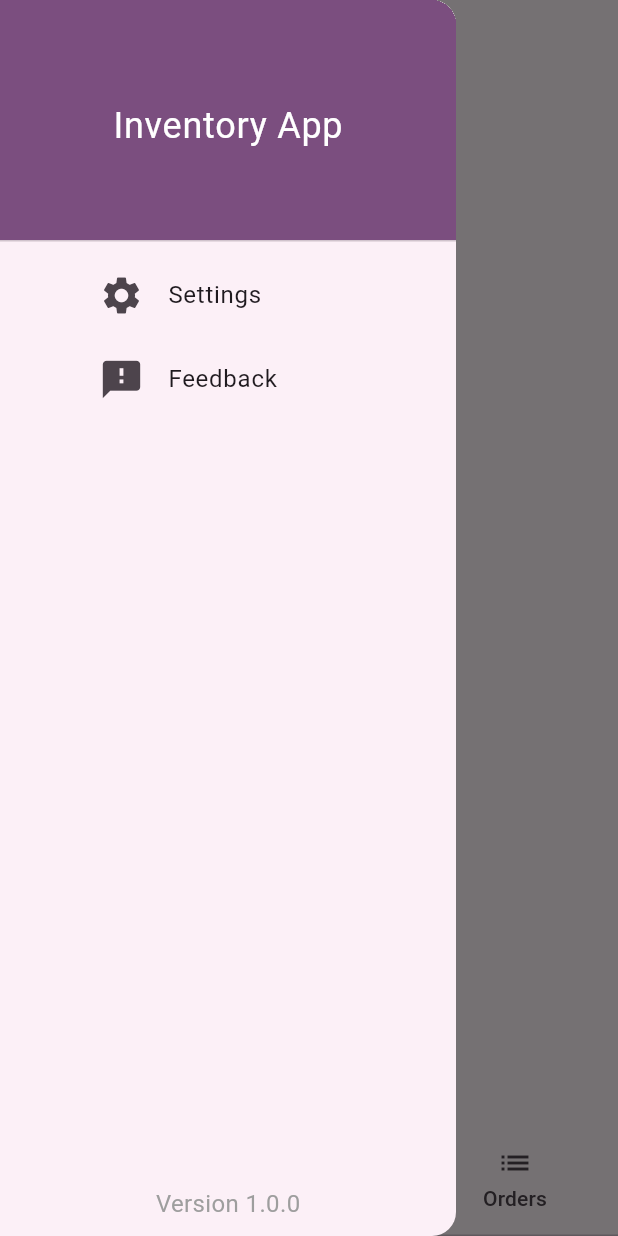
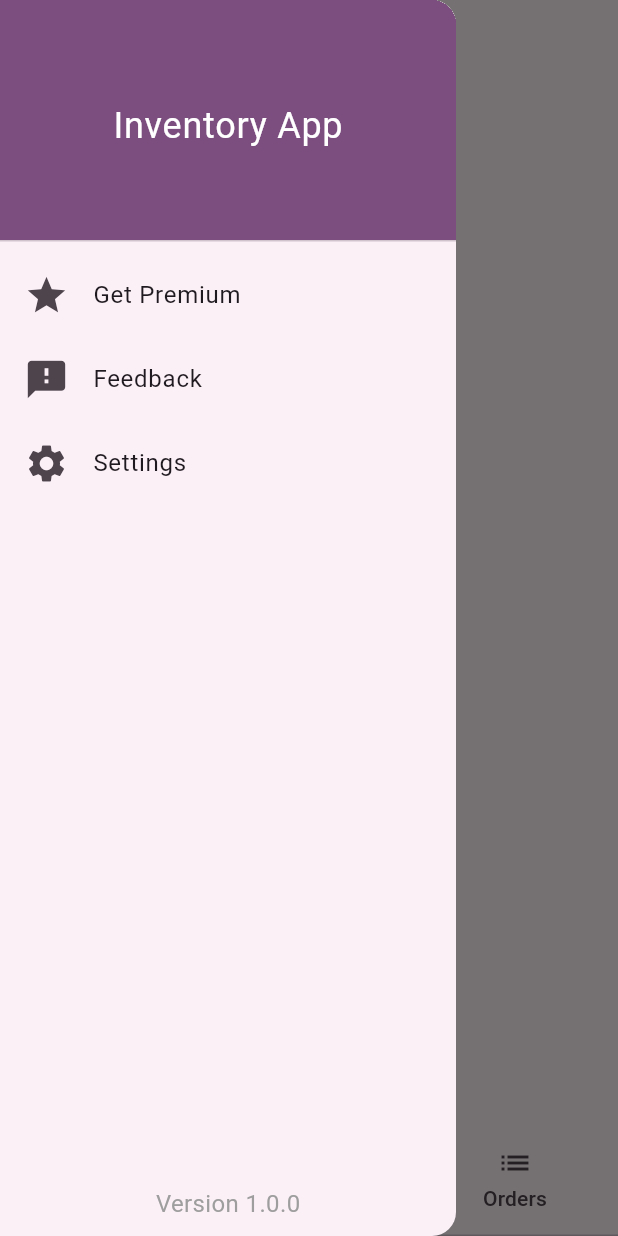
Before and after one commit to AMuh2020/inventory_app, a Flutter app: the screen it shows after launch, with the side drawer open, on a phone screen of 412 x 824 dp. Run offline on Flutter 3.47's test engine with Material 3 defaults, Android fonts, the phone set to English and light mode, and no system bars; our stand-ins replace badges, csv, device_info_plus, image_picker, permission_handler, shared_preferences and 1 more; missing offline and left inert: media_store_plus; accounts and stored records are empty.

```diff
--- a/lib/components/custom_drawer.dart
+++ b/lib/components/custom_drawer.dart
@@ -1,5 +1,6 @@
 import 'package:flutter/material.dart';
 import 'package:inventory_app/components/drawer_tile.dart';
+import 'package:inventory_app/components/premium_drawer_tile.dart';
 import 'package:inventory_app/pages/feedback_page.dart';
 import 'package:inventory_app/pages/settings_page.dart';
 
@@ -35,6 +36,20 @@ class CustomDrawer extends StatelessWidget {
           //   },
           // ),
           // settings
+          PremiumDrawerTile(),
+          DrawerTile(
+            text: 'Feedback',
+            icon: Icons.feedback,
+            onTap: () {
+              Navigator.pop(context);
+              Navigator.push(
+                context,
+                MaterialPageRoute(
+                  builder: (context) => const FeedbackPage(),
+                ),
+              );
+            },
+          ),
           DrawerTile(
             text: 'Settings',
             icon: Icons.settings,
@@ -44,19 +59,6 @@ class CustomDrawer extends StatelessWidget {
                 context,
                 MaterialPageRoute(
                   builder: (context) => const SettingsPage(),
-                ),
-              );
-            },
-          ),
-          DrawerTile(
-            text: 'Feedback',
-            icon: Icons.feedback,
-            onTap: () {
-              Navigator.pop(context);
-              Navigator.push(
-                context,
-                MaterialPageRoute(
-                  builder: (context) => const FeedbackPage(),
                 ),
               );
             },
--- a/lib/components/drawer_tile.dart
+++ b/lib/components/drawer_tile.dart
@@ -15,18 +15,15 @@ class DrawerTile extends StatelessWidget {
 
   @override
   Widget build(BuildContext context) {
-    return Padding(
-      padding: const EdgeInsets.only(left: 50.0),
-      child: ListTile(
-        title: Text(
-          text,
-        ),
-        leading: Icon(
-          icon,
-          size: 30,
-        ),
-        onTap: onTap,
+    return ListTile(
+      leading: Icon(
+        icon,
+        size: 30,
       ),
+      title: Text(
+        text,
+      ),
+      onTap: onTap,
     );
   }
 }
--- /dev/null
+++ b/lib/components/premium_drawer_tile.dart
@@ -0,0 +1,20 @@
+import 'package:flutter/material.dart';
+import 'package:inventory_app/components/drawer_tile.dart';
+
+class PremiumDrawerTile extends StatelessWidget {
+  const PremiumDrawerTile({super.key});
+
+
+
+  @override
+  Widget build(BuildContext context) {
+    return DrawerTile(
+      text: 'Get Premium',
+      icon: Icons.star,
+      onTap: () {
+        Navigator.pop(context);
+
+      },
+    );
+  }
+}
--- a/lib/pages/main_page.dart
+++ b/lib/pages/main_page.dart
@@ -3,6 +3,7 @@ import 'package:inventory_app/components/custom_drawer.dart';
 import 'package:inventory_app/pages/cart_page.dart';
 import 'package:inventory_app/pages/orders_page.dart';
 import 'package:inventory_app/pages/products_page.dart';
+import 'package:inventory_app/utils/export.dart';
 // import 'package:inventory_app/utils/export.dart';
 
 class MainPage extends StatefulWidget {
@@ -116,27 +117,14 @@ class _MainPageState extends State<MainPage> with SingleTickerProviderStateMixin
     } else if (_tabController.index == 2) {
       return [
         // export button
-        // IconButton(
-        //   icon: const Icon(Icons.download),
-        //   onPressed: () async {
-        //     print('Export button clicked!');
-        //     final result = await exportOrdersToCsv();
-        //     print(result);
-        //     if (result['success']) {
-        //       ScaffoldMessenger.of(context).showSnackBar(
-        //         const SnackBar(
-        //           content: Text('Orders exported successfully!'),
-        //         ),
-        //       );
-        //     } else {
-        //       ScaffoldMessenger.of(context).showSnackBar(
-        //         const SnackBar(
-        //           content: Text('Failed to export orders!'),
-        //         ),
-        //       );
-        //     }
-        //   },
-        // ),
+        IconButton(
+          icon: const Icon(Icons.download),
+          onPressed: () async {
+            print('Export button clicked!');
+            await writeEmptyCsv();
+
+          },
+        ),
         // search button
         // IconButton(
         //   icon: const Icon(Icons.search),
--- a/pubspec.yaml
+++ b/pubspec.yaml
@@ -1,7 +1,7 @@
 name: inventory_app
 description: "Inventory App by AMALWorks"
 publish_to: 'none'
-version: 0.0.1+3
+version: 0.0.1+4
 
 environment:
   sdk: '>=3.4.3 <4.0.0'
@@ -10,13 +10,14 @@ dependencies:
   android_intent_plus: ^5.0.2
   badges: ^3.1.2
   csv: ^6.0.0
-  device_info_plus: ^10.1.0
+  device_info_plus: ^10.1.2
   flutter:
     sdk: flutter
   flutter_launcher_icons: ^0.13.1
   image_picker: ^1.1.2
   in_app_purchase: ^3.2.0
   intl: ^0.19.0
+  media_store_plus: ^0.1.2
   path: ^1.9.0
   path_provider: ^2.1.3
   permission_handler: ^11.3.1
```
Also changed, not shown: lib/main.dart (+28 -1 lines), lib/utils/export.dart (+119 -25 lines), pubspec.lock, 1 other file.
